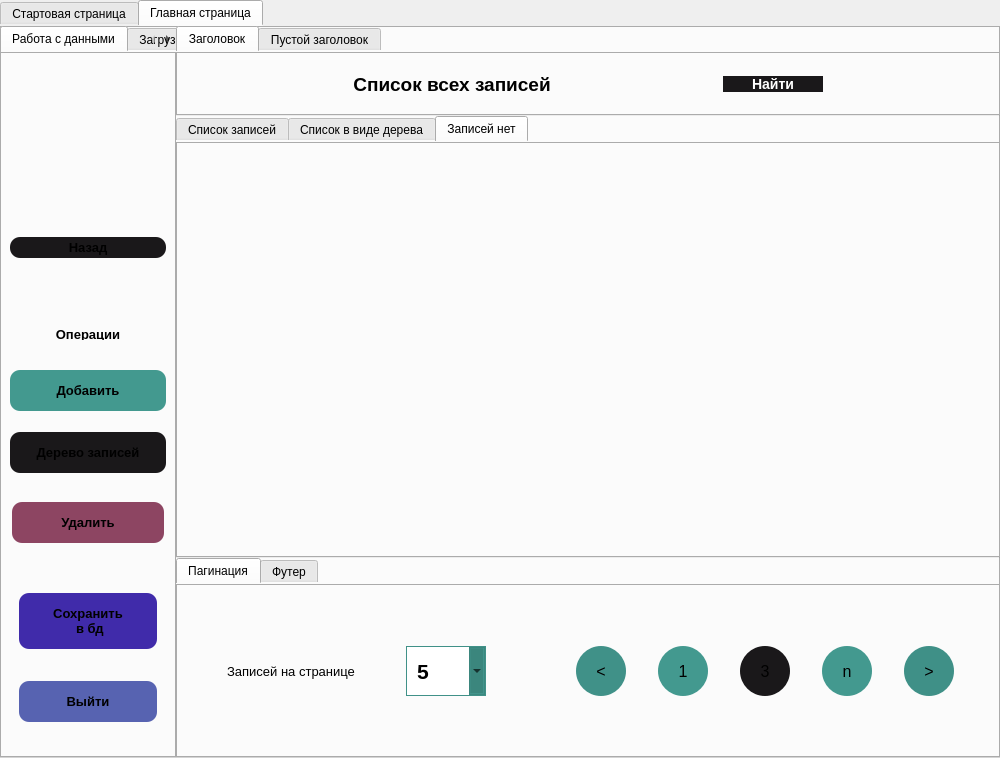
Qt form lab_2/ui/main_window.ui (Artemdjdj/PPOIS_4) before a commit.
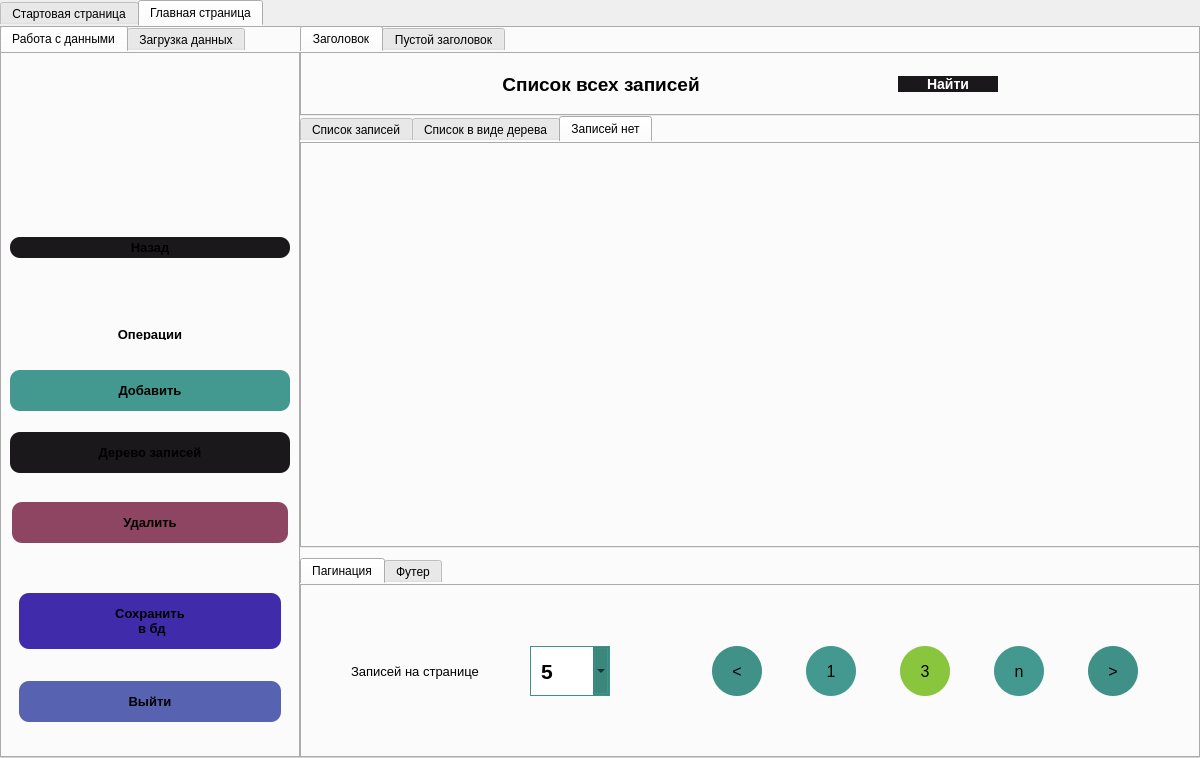
The same form after that commit. The open tabs and pages were chosen to show the change. Icons and pictures are not drawn.

Diff of the .ui file:
```diff
--- a/lab_2/ui/main_window.ui
+++ b/lab_2/ui/main_window.ui
@@ -6,13 +6,13 @@
    <rect>
     <x>0</x>
     <y>0</y>
-    <width>1000</width>
+    <width>1200</width>
     <height>758</height>
    </rect>
   </property>
   <property name="minimumSize">
    <size>
-    <width>1000</width>
+    <width>1200</width>
     <height>758</height>
    </size>
   </property>
@@ -1261,7 +1261,7 @@
                 </property>
                 <layout class="QVBoxLayout" name="verticalLayout_8">
                  <property name="spacing">
-                  <number>0</number>
+                  <number>10</number>
                  </property>
                  <property name="leftMargin">
                   <number>0</number>
@@ -1553,7 +1553,7 @@
                     <item>
                      <widget class="QTabWidget" name="tab_widget_records">
                       <property name="currentIndex">
-                       <number>0</number>
+                       <number>2</number>
                       </property>
                       <widget class="QWidget" name="tab_list_of_records">
                        <attribute name="title">
@@ -2612,7 +2612,7 @@
                                 </property>
                                 <property name="styleSheet">
                                  <string notr="true">padding:15px;
-background-color:rgb(26, 24, 26);
+background-color:rgb(138, 197, 62);
 border-radius:25px;</string>
                                 </property>
                                 <property name="text">
@@ -2908,7 +2908,7 @@
                                     </font>
                                    </property>
                                    <property name="text">
-                                    <string>г Минскул. Лобанка 24</string>
+                                    <string>г. Минск, ул. Лобанка 24</string>
                                    </property>
                                   </widget>
                                  </item>
```
